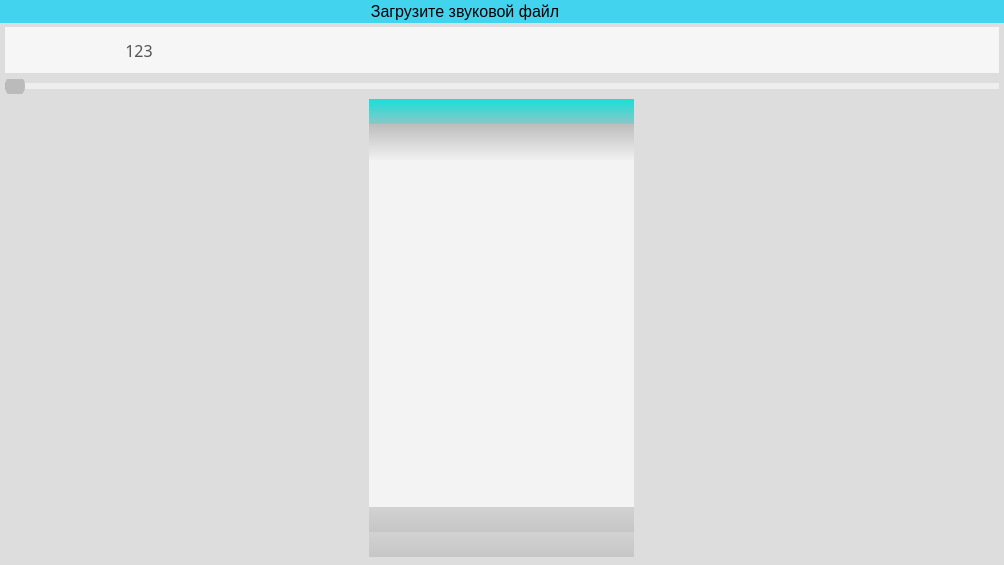
Above: gui_beat.ui from art1415926535/Audio-processing before the change. Below: the same form after it.
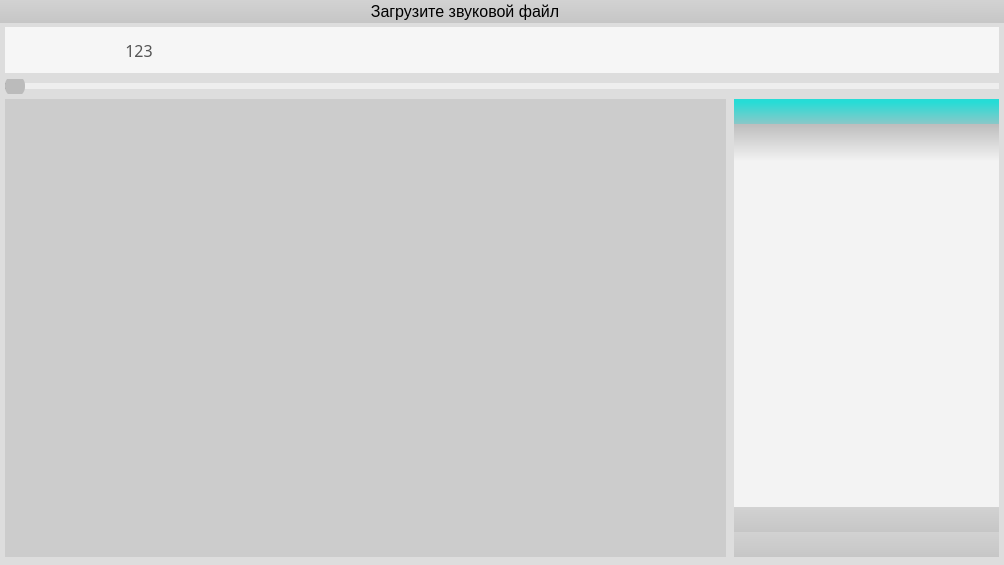
That is the form after the change. Icons and pictures are not drawn.

Commit message: Графики в разные виджеты. Верхний tab переделаню. Добавлен скрол, если графиков много.

Patch:
```diff
--- a/gui_beat.ui
+++ b/gui_beat.ui
@@ -48,10 +48,14 @@
     <widget class="QWidget" name="top_2" native="true">
      <property name="styleSheet">
       <string notr="true">QWidget{
-background-color: rgb(66, 211, 239);
-border: none;
 
+  background-color: qlineargradient(spread:reflect, x1:1, y1:0, x2:1, y2:1, stop:0 rgba(210, 210, 210, 255), stop:1 rgba(198, 198, 198, 255))
 }
+
+QWidget:active{
+	background-color:  qlineargradient(spread:reflect, x1:1, y1:0, x2:1, y2:1, stop:0.125 rgba(38, 220, 214, 255), stop:1 rgba(138, 200, 200, 255))
+}
+
 QPushButton{
   border: none;
 }
@@ -600,14 +604,105 @@
       <number>8</number>
      </property>
      <item>
-      <layout class="QVBoxLayout" name="plots_layout">
-       <property name="spacing">
-        <number>8</number>
+      <widget class="QScrollArea" name="scrollArea">
+       <property name="sizePolicy">
+        <sizepolicy hsizetype="Expanding" vsizetype="Expanding">
+         <horstretch>0</horstretch>
+         <verstretch>0</verstretch>
+        </sizepolicy>
        </property>
-       <property name="rightMargin">
+       <property name="styleSheet">
+        <string notr="true">QWidget{
+background: #ccc;
+}
+
+
+    QScrollBar:vertical {
+        background: #fff;
+        width: 15px;
+    }
+    QScrollBar::handle:vertical {
+        background:rgba(38, 220, 214, 255);
+        min-height: 15px;
+    }
+    QScrollBar::add-line:vertical {
+        background: #fff;
+        height: 15px;
+    }
+    QScrollBar::sub-line:vertical {
+        background: #fff;
+        height: 15px;
+    }
+
+
+    QScrollBar:horizontal {
+        background: #fff;
+        height: 15px;
+    }
+    QScrollBar::handle:horizontal {
+        background: rgba(38, 220, 214, 255);
+        min-width: 15px;
+    }
+    QScrollBar::add-line:horizontal {
+        background: #fff;
+        width: 15px;
+    }
+    QScrollBar::sub-line:horizontal {
+        background: #fff;
+        width: 15px;
+    }
+</string>
+       </property>
+       <property name="frameShape">
+        <enum>QFrame::NoFrame</enum>
+       </property>
+       <property name="frameShadow">
+        <enum>QFrame::Raised</enum>
+       </property>
+       <property name="lineWidth">
+        <number>1</number>
+       </property>
+       <property name="midLineWidth">
         <number>0</number>
        </property>
-      </layout>
+       <property name="verticalScrollBarPolicy">
+        <enum>Qt::ScrollBarAsNeeded</enum>
+       </property>
+       <property name="horizontalScrollBarPolicy">
+        <enum>Qt::ScrollBarAsNeeded</enum>
+       </property>
+       <property name="widgetResizable">
+        <bool>true</bool>
+       </property>
+       <property name="alignment">
+        <set>Qt::AlignCenter</set>
+       </property>
+       <widget class="QWidget" name="scrollAreaWidgetContents_3">
+        <property name="geometry">
+         <rect>
+          <x>0</x>
+          <y>0</y>
+          <width>60</width>
+          <height>448</height>
+         </rect>
+        </property>
+        <layout class="QVBoxLayout" name="verticalLayout_2">
+         <item>
+          <layout class="QVBoxLayout" name="plots_layout">
+           <property name="spacing">
+            <number>5</number>
+           </property>
+           <property name="topMargin">
+            <number>0</number>
+           </property>
+           <property name="rightMargin">
+            <number>0</number>
+           </property>
+          </layout>
+         </item>
+        </layout>
+       </widget>
+      </widget>
      </item>
      <item>
       <layout class="QVBoxLayout" name="editors">
```
